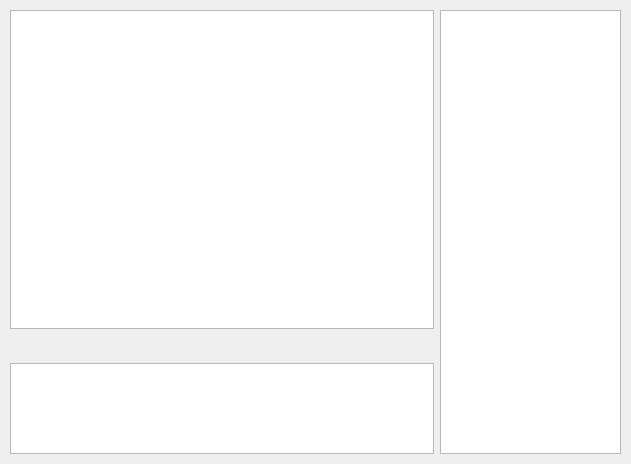
First picture: the form in chatdialog.ui, repository bigpotato911/Qt-Talk-Client, before the edit.
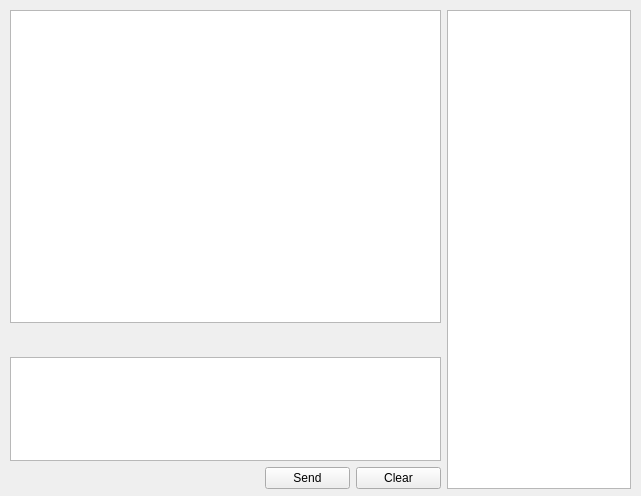
Second picture: the form after the edit. Icons and pictures are not drawn.

The edit to the form file:
```diff
--- a/chatdialog.ui
+++ b/chatdialog.ui
@@ -6,25 +6,25 @@
    <rect>
     <x>0</x>
     <y>0</y>
-    <width>631</width>
-    <height>464</height>
+    <width>641</width>
+    <height>496</height>
    </rect>
   </property>
   <property name="windowTitle">
    <string>Google Chatroom</string>
   </property>
-  <widget class="QWidget" name="layoutWidget">
+  <widget class="QWidget" name="">
    <property name="geometry">
     <rect>
      <x>10</x>
      <y>10</y>
-     <width>611</width>
-     <height>444</height>
+     <width>621</width>
+     <height>479</height>
     </rect>
    </property>
-   <layout class="QHBoxLayout" name="horizontalLayout_2" stretch="7,3">
+   <layout class="QHBoxLayout" name="horizontalLayout_3" stretch="7,3">
     <item>
-     <layout class="QVBoxLayout" name="verticalLayout" stretch="7,1,2">
+     <layout class="QVBoxLayout" name="verticalLayout" stretch="6,1,2,1">
       <item>
        <widget class="QTextEdit" name="messageEdit"/>
       </item>
@@ -240,6 +240,37 @@
       <item>
        <widget class="QTextEdit" name="inputEdit"/>
       </item>
+      <item>
+       <layout class="QHBoxLayout" name="horizontalLayout_2" stretch="6,2,2">
+        <item>
+         <spacer name="horizontalSpacer">
+          <property name="orientation">
+           <enum>Qt::Horizontal</enum>
+          </property>
+          <property name="sizeHint" stdset="0">
+           <size>
+            <width>40</width>
+            <height>20</height>
+           </size>
+          </property>
+         </spacer>
+        </item>
+        <item>
+         <widget class="QPushButton" name="sendButton">
+          <property name="text">
+           <string>Send</string>
+          </property>
+         </widget>
+        </item>
+        <item>
+         <widget class="QPushButton" name="clearInputButton">
+          <property name="text">
+           <string>Clear</string>
+          </property>
+         </widget>
+        </item>
+       </layout>
+      </item>
      </layout>
     </item>
     <item>
```
Left out of the diff: 53 changed lines with no effect on the pictures.
